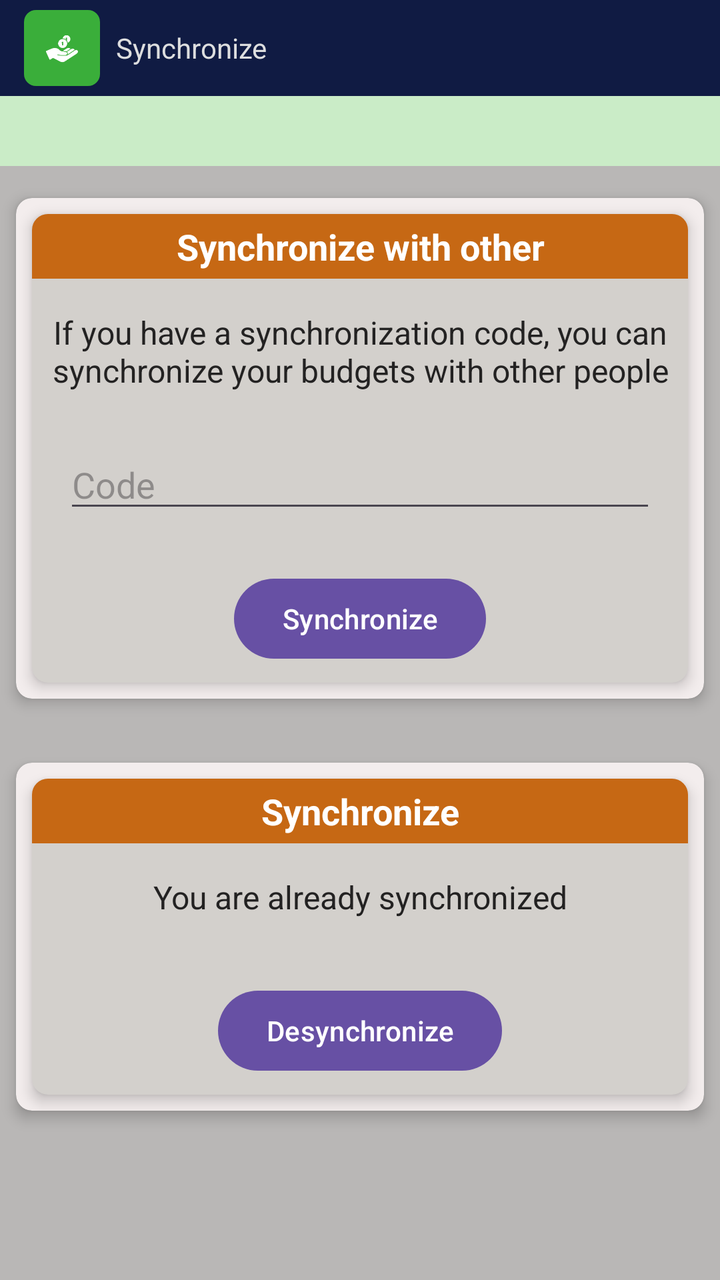
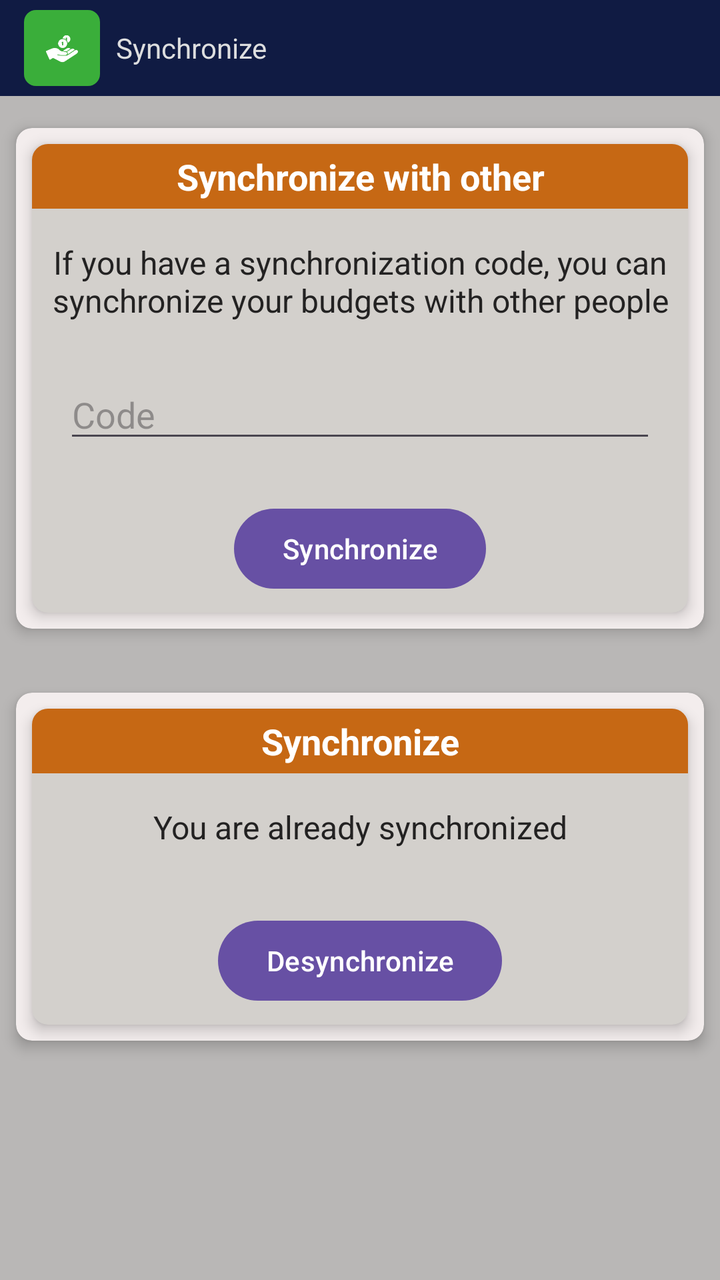

An Android layout rendered at two revisions. The XML below is the earlier revision; the diff shows what the commit changed to produce the second picture.
<!-- AndroidManifest.xml: application theme Theme.MyApplication -->
<!-- res/layout/fragment_synchronize.xml -->
<?xml version="1.0" encoding="utf-8"?>
<LinearLayout xmlns:android="http://schemas.android.com/apk/res/android"
    xmlns:tools="http://schemas.android.com/tools"
    android:layout_width="match_parent"
    android:layout_height="match_parent"
    android:orientation="vertical"
    android:background="@color/cardview_background_hidden"
    xmlns:app="http://schemas.android.com/apk/res-auto"
    tools:context=".views.configuration.menu.Credits">

    <FrameLayout
        android:layout_width="match_parent"
        android:layout_height="wrap_content"
        android:background="@color/action_bar_background"
        android:orientation="horizontal"
        android:paddingHorizontal="8dp">

        <LinearLayout
            android:layout_width="wrap_content"
            android:layout_height="48dp"
            android:orientation="horizontal">

            <FrameLayout
                android:layout_width="38dp"
                android:layout_height="38dp"
                android:layout_gravity="center_vertical"
                android:layout_margin="4dp"
                android:background="@drawable/icons_border_green">

                <ImageView
                    android:layout_width="16sp"
                    android:layout_height="16sp"
                    android:layout_gravity="center"
                    android:layout_margin="10dp"
                    app:srcCompat="@drawable/icon_donation" />

            </FrameLayout>

            <TextView
                android:id="@+id/app_name"
                android:layout_width="0dp"
                android:layout_height="match_parent"
                android:layout_marginStart="4dp"
                android:layout_weight="1"
                android:gravity="center"
                android:text="@string/sync"
                android:textColor="@color/action_bar_foreground" />
        </LinearLayout>

        <ImageView
            android:id="@+id/bBack"
            android:layout_width="32dp"
            android:layout_height="32dp"
            android:layout_gravity="end|center_vertical"
            android:layout_marginEnd="12dp"
            android:foreground="@android:drawable/ic_menu_revert" />
    </FrameLayout>

    <ScrollView
        android:layout_width="match_parent"
        android:layout_height="match_parent" >

        <LinearLayout
            android:layout_width="match_parent"
            android:layout_height="wrap_content"
            android:orientation="vertical">

            <TextView
                android:id="@+id/sync_text"
                android:layout_width="match_parent"
                android:layout_height="wrap_content"
                android:gravity="center"
                android:paddingVertical="8dp"
                android:textColor="@color/income_text"
                android:background="@color/income_background"/>

            <androidx.cardview.widget.CardView
                android:id="@+id/unsynchronized_layout"
                android:layout_width="match_parent"
                android:layout_height="wrap_content"
                android:layout_marginHorizontal="8dp"
                android:layout_marginVertical="16dp"
                android:minHeight="32dp"
                android:padding="3dp"
                app:cardBackgroundColor="@color/cardview_container">

                <androidx.cardview.widget.CardView
                    android:layout_width="match_parent"
                    android:layout_height="wrap_content"
                    android:layout_margin="8dp"
                    android:minHeight="32dp"
                    android:padding="3dp"
                    app:cardBackgroundColor="@color/cardview_background">

                    <LinearLayout
                        android:layout_width="match_parent"
                        android:layout_height="wrap_content"
                        android:layout_gravity="center"
                        android:orientation="vertical">

                        <TextView
                            android:layout_width="match_parent"
                            android:layout_height="wrap_content"
                            android:layout_gravity="center"
                            android:background="@color/cardview_title_background"
                            android:padding="4dp"
                            android:text="@string/sync_synchronize"
                            android:textAlignment="center"
                            android:textColor="@color/cardview_title_foreground"
                            android:textSize="18sp"
                            android:textStyle="bold" />

                        <TextView
                            android:id="@+id/tvInfo"
                            android:layout_width="match_parent"
                            android:layout_height="wrap_content"
                            android:layout_marginStart="6dp"
                            android:layout_marginTop="16dp"
                            android:layout_marginEnd="6dp"
                            android:layout_marginBottom="24dp"
                            android:textAlignment="center"
                            android:text="@string/sync_synchronize_description"
                            android:textColor="@color/cardview_foreground"
                            android:textSize="16sp" />

                        <EditText
                            android:id="@+id/etCode"
                            android:layout_width="match_parent"
                            android:layout_height="wrap_content"
                            android:layout_gravity="center_horizontal"
                            android:layout_marginBottom="16dp"
                            android:layout_marginHorizontal="16dp"
                            android:hint="@string/sync_code"
                            app:srcCompat="@drawable/perfil_photo" />

                        <Button
                            android:id="@+id/bSync"
                            android:layout_width="wrap_content"
                            android:layout_height="wrap_content"
                            android:layout_gravity="center"
                            android:text="@string/sync"
                            android:layout_marginVertical="8dp"/>

                        <ProgressBar
                            android:id="@+id/pbSync"
                            android:visibility="gone"
                            style="?android:attr/progressBarStyle"
                            android:layout_width="match_parent"
                            android:layout_height="wrap_content"
                            android:layout_margin="16dp"/>

                        <TextView
                            android:id="@+id/tvError"
                            android:visibility="gone"
                            android:layout_width="match_parent"
                            android:layout_height="wrap_content"
                            android:layout_gravity="center_horizontal"
                            android:background="@color/button_expense"
                            android:gravity="center"
                            android:paddingVertical="8sp"
                            android:textColor="@color/white"
                            android:textSize="15sp"
                            android:textStyle="bold" />

                    </LinearLayout>
                </androidx.cardview.widget.CardView>

            </androidx.cardview.widget.CardView>

            <androidx.cardview.widget.CardView
                android:id="@+id/synchronized_layout"
                android:layout_width="match_parent"
                android:layout_height="wrap_content"
                android:layout_marginHorizontal="8dp"
                android:layout_marginVertical="16dp"
                android:minHeight="32dp"
                android:padding="3dp"
                app:cardBackgroundColor="@color/cardview_container">

                <androidx.cardview.widget.CardView
                    android:layout_width="match_parent"
                    android:layout_height="wrap_content"
                    android:layout_margin="8dp"
                    android:minHeight="32dp"
                    android:padding="3dp"
                    app:cardBackgroundColor="@color/cardview_background">

                    <LinearLayout
                        android:layout_width="match_parent"
                        android:layout_height="wrap_content"
                        android:layout_gravity="center"
                        android:orientation="vertical">

                        <TextView
                            android:layout_width="match_parent"
                            android:layout_height="wrap_content"
                            android:layout_gravity="center"
                            android:background="@color/cardview_title_background"
                            android:padding="4dp"
                            android:text="@string/sync"
                            android:textAlignment="center"
                            android:textColor="@color/cardview_title_foreground"
                            android:textSize="18sp"
                            android:textStyle="bold" />

                        <TextView
                            android:layout_width="match_parent"
                            android:layout_height="wrap_content"
                            android:layout_marginStart="6dp"
                            android:layout_marginTop="16dp"
                            android:layout_marginEnd="6dp"
                            android:layout_marginBottom="24dp"
                            android:textAlignment="center"
                            android:text="@string/sync_synchronized_description"
                            android:textColor="@color/cardview_foreground"
                            android:textSize="16sp" />

                        <Button
                            android:id="@+id/bUnsync"
                            android:layout_width="wrap_content"
                            android:layout_height="wrap_content"
                            android:layout_gravity="center"
                            android:text="@string/unsync"
                            android:layout_marginVertical="8dp"/>

                    </LinearLayout>
                </androidx.cardview.widget.CardView>

            </androidx.cardview.widget.CardView>

        </LinearLayout>
    </ScrollView>

</LinearLayout>
<!-- resources referenced by this layout -->
<resources>
  <color name="action_bar_background">#101B43</color>
  <color name="action_bar_foreground">#DDDEDF</color>
  <color name="button_expense">#871919</color>
  <color name="cardview_background">#D3D0CC</color>
  <color name="cardview_background_hidden">#B9B7B6</color>
  <color name="cardview_container">#F3EDED</color>
  <color name="cardview_foreground">#232222</color>
  <color name="cardview_title_background">#C66814</color>
  <color name="cardview_title_foreground">#FFFFFF</color>
  <color name="income_background">#CAECC7</color>
  <color name="income_text">#163A09</color>
  <color name="white">#FFFFFFFF</color>
  <!-- drawable icon_donation: png bitmap (drawable, 2062 bytes) -->
  <!-- drawable icons_border_green (drawable) -->
  <?xml version="1.0" encoding="utf-8"?>
  
  <shape
      xmlns:android="http://schemas.android.com/apk/res/android"
      android:shape="rectangle">
      <solid  android:color="@color/green" /> 
      <corners android:radius="6dp" /> 
  </shape>
  <!-- drawable perfil_photo: png bitmap (drawable, 76276 bytes) -->
  <string name="sync">Synchronize</string>
  <string name="sync_code">Code</string>
  <string name="sync_synchronize">Synchronize with other</string>
  <string name="sync_synchronize_description">If you have a synchronization code, you can synchronize your budgets with other people</string>
  <string name="sync_synchronized_description">You are already synchronized</string>
  <string name="unsync">Desynchronize</string>
  <style name="Theme.MyApplication" parent="Base.Theme.MyApplication" />
  <color name="green">#3AAE3A</color>
  <style name="Base.Theme.MyApplication" parent="Theme.Material3.DayNight.NoActionBar">
          
          <item name="android:colorPrimary">@color/action_bar_background</item>
          <item name="android:colorPrimaryDark">@color/action_bar_background_dark</item>
          <item name="android:colorBackground">@color/background</item>
          <item name="android:colorForeground">#000</item>
          <item name="cardViewStyle">@style/CustomCardView</item>&gt;
      </style>
  <color name="action_bar_background_dark">#090F25</color>
  <color name="background">#C1C1C1</color>
  <style name="CustomCardView" parent="Widget.MaterialComponents.CardView">
          <item name="cardCornerRadius">8dp</item>
          <item name="cardElevation">4dp</item>
      </style>
</resources>

<!-- the commit's change to res/layout/fragment_synchronize.xml (unified diff, before → after) -->
@@ -67,6 +67,7 @@
 
             <TextView
                 android:id="@+id/sync_text"
+                android:visibility="gone"
                 android:layout_width="match_parent"
                 android:layout_height="wrap_content"
                 android:gravity="center"
